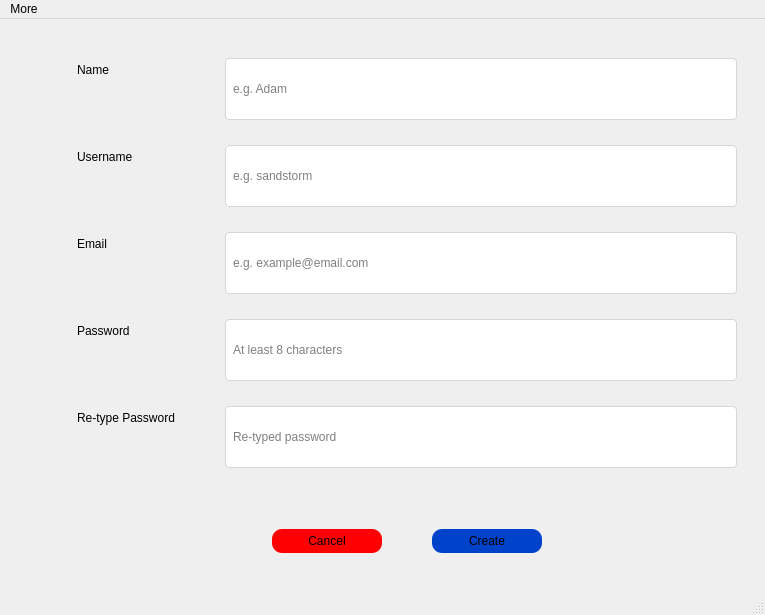
This is ui/create_account.ui in SakibSibly/Bit-Talker as Qt 5 draws it before an edit. The edited form follows.
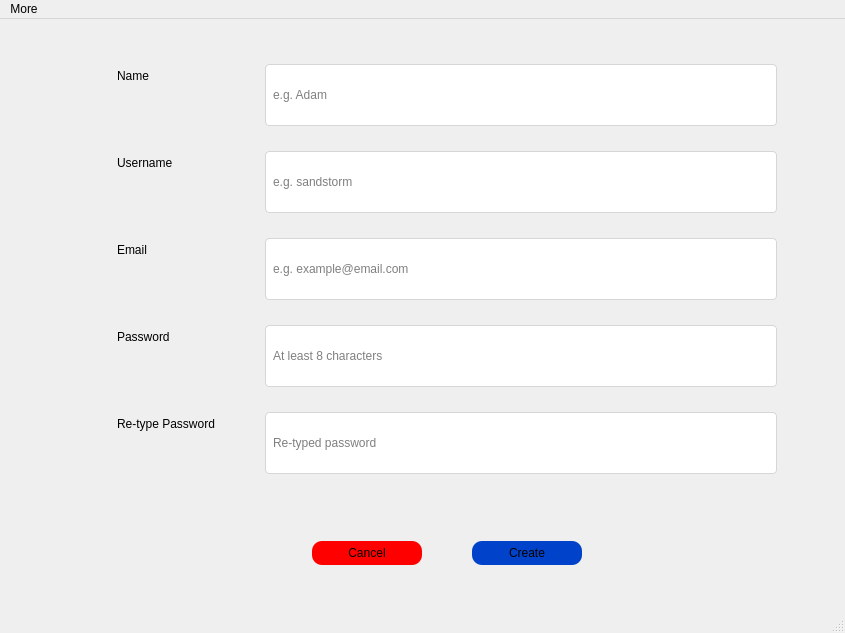
This is the edited form.

What changed in the file:
```diff
--- a/ui/create_account.ui
+++ b/ui/create_account.ui
@@ -9,8 +9,8 @@
    <rect>
     <x>0</x>
     <y>0</y>
-    <width>765</width>
-    <height>615</height>
+    <width>845</width>
+    <height>633</height>
    </rect>
   </property>
   <property name="sizePolicy">
@@ -284,8 +284,8 @@
     <rect>
      <x>0</x>
      <y>0</y>
-     <width>765</width>
-     <height>26</height>
+     <width>845</width>
+     <height>21</height>
     </rect>
    </property>
    <widget class="QMenu" name="menuFile">
```
